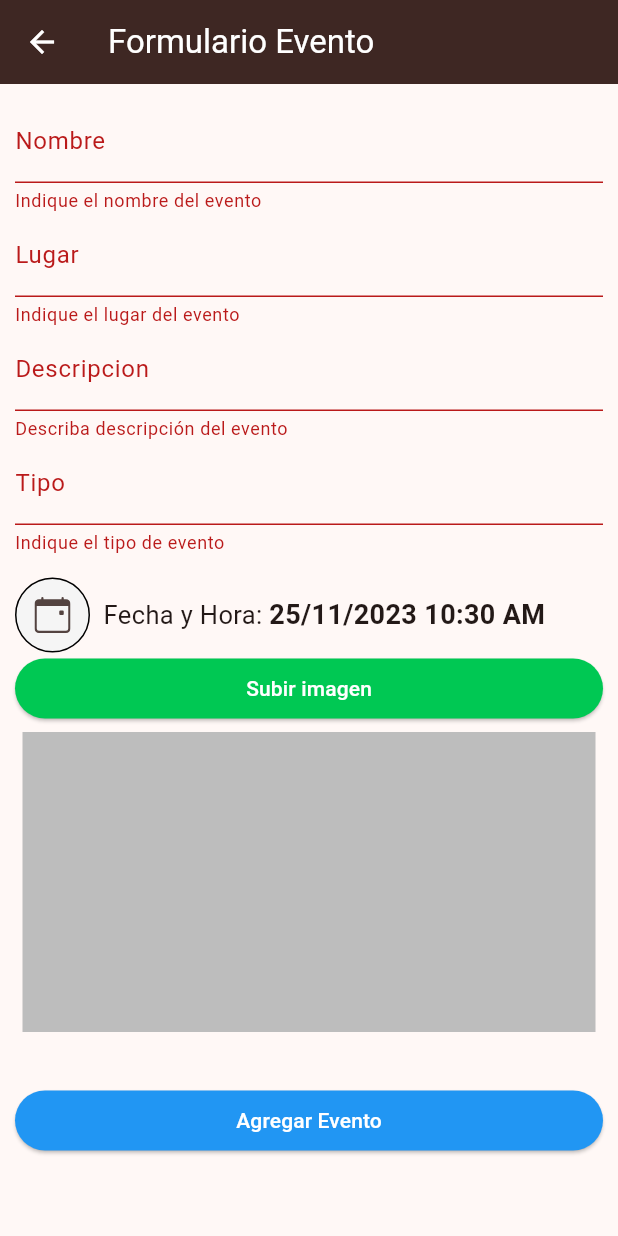
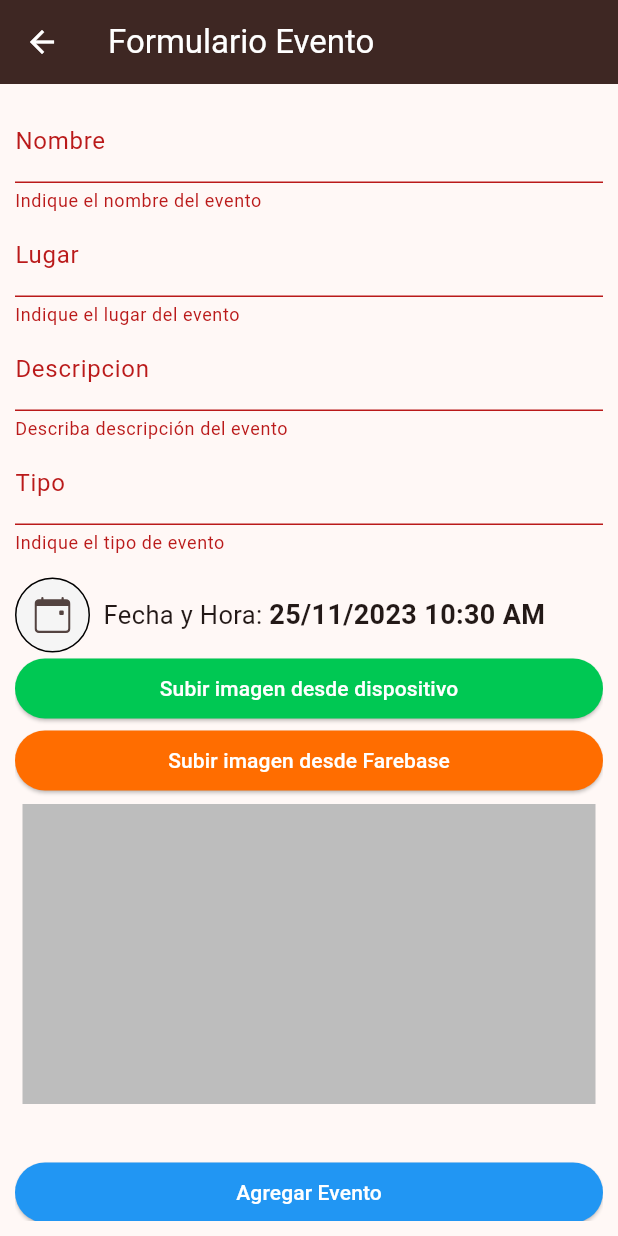
Before and after one commit to FabianRomanUSM/ProyectoEventoDAM301, a Flutter app: the EventoAgregarPage screen opened directly, after a tap on "Agregar Evento", on a phone screen of 412 x 824 dp. Run offline on Flutter 3.47's test engine with Material 3 defaults, Android fonts, the phone set to English and light mode, and no system bars; our stand-ins replace cloud_firestore, firebase_auth, firebase_core, firebase_storage, flutter_slidable, icons_plus and 3 more; missing offline and left inert: flutter_flip_card, just_bottom_sheet, omni_datetime_picker; accounts and stored records are empty.

Commit message:
eventos_agregar
- Falta terminar la imagen

```diff
--- a/lib/pages/eventos_agregar.dart
+++ b/lib/pages/eventos_agregar.dart
@@ -8,6 +8,7 @@ import 'package:intl/intl.dart';
 import 'package:material_design_icons_flutter/material_design_icons_flutter.dart';
 import 'package:omni_datetime_picker/omni_datetime_picker.dart';
 import 'package:proyecto_evento/services/select_image.dart';
+import 'package:proyecto_evento/services/upload_image.dart';
 
 class EventoAgregarPage extends StatefulWidget {
   EventoAgregarPage({Key? key}) : super(key: key);
@@ -22,11 +23,9 @@ class _EventoAgregarPageState extends State<EventoAgregarPage> {
   TextEditingController descripcionCtrl = TextEditingController();
   TextEditingController tipoCtrl = TextEditingController();
   TextEditingController likeCtrl = TextEditingController();
-  TextEditingController estadoCtrl = TextEditingController();
+  TextEditingController fotoCtrl = TextEditingController();
 
   final formKey = GlobalKey<FormState>();
-  DateTime fecha_actual = DateTime.now();
-  final formatoFecha = DateFormat('dd-MMM-yyyy');
 
   DateTime fechaYHoraEvento = DateTime.now();
   final formatoFechaYHora = DateFormat('dd/MM/yyyy hh:mm a');
@@ -109,22 +108,6 @@ class _EventoAgregarPageState extends State<EventoAgregarPage> {
                   return null;
                 },
               ),
-              // //ESTADO
-              // TextFormField(
-              //   controller: estadoCtrl,
-              //   decoration: InputDecoration(
-              //     label: Text('Estado'),
-              //   ),
-              //   validator: (estado) {
-              //     if (estado!.isEmpty) {
-              //       return 'Indique el estado del evento';
-              //     }
-              //     if (estado.length < 3) {
-              //       return 'El estado debe ser de al menos 3 letras';
-              //     }
-              //     return null;
-              //   },
-              // ),
               //FECHA Y HORA
               Container(
                 margin: EdgeInsets.only(top: 15),
@@ -208,9 +191,22 @@ class _EventoAgregarPageState extends State<EventoAgregarPage> {
                     imagen_a_cargar = File(imagen!.path);
                   });
                 },
-                child: Text ('Subir imagen', style: TextStyle(color: Colors.white))),
-
-
+                child: Text ('Subir imagen desde dispositivo', style: TextStyle(color: Colors.white))
+              ),
+              ElevatedButton(
+                style: ElevatedButton.styleFrom(backgroundColor: Colors.orangeAccent.shade700),
+                onPressed: () async{
+                  if (imagen_a_cargar == null) {
+                    return;
+                  }
+                  final uploaded = await uploadImage(imagen_a_cargar!);
+                  if (uploaded) {
+                    ScaffoldMessenger.of(context).showSnackBar(const SnackBar(content: Text('Imagen subida correctamente')));
+                  } else{
+                    ScaffoldMessenger.of(context).showSnackBar(const SnackBar(content: Text('Error al subir la imagen')));
+                  }
+                },
+                child: Text ('Subir imagen desde Farebase', style: TextStyle(color: Colors.white))),
               Column(
                 children: [
                   imagen_a_cargar != null ? Image.file(imagen_a_cargar!) :
@@ -222,6 +218,7 @@ class _EventoAgregarPageState extends State<EventoAgregarPage> {
                   ),
                 ],
               ),
+
               //BOTON
               Container(
                 margin: EdgeInsets.only(top: 30),
@@ -234,12 +231,12 @@ class _EventoAgregarPageState extends State<EventoAgregarPage> {
                     if (formKey.currentState!.validate()) {
                       FirestoreService().eventosAgregar(
                         nombreCtrl.text.trim(),
-                        fecha_actual,
+                        fechaYHoraEvento,
                         lugarCtrl.text.trim(),
                         descripcionCtrl.text.trim(),
                         tipoCtrl.text.trim(),
                         int.tryParse(likeCtrl.text.trim()) ?? 0,
-                        estadoCtrl.text.trim(),
+                        fotoCtrl.text.trim(),
                       );
                       Navigator.pop(context);
                     }
--- a/lib/services/firestore_service.dart
+++ b/lib/services/firestore_service.dart
@@ -6,17 +6,15 @@ class FirestoreService {
   }
 
   //insertar nuevo estudiante
-  Future<void> eventosAgregar(String nombre, DateTime fecha, /*DateTime hora,*/ String lugar, String descripcion, String tipo, int like, /*String foto,*/ String estado) async {
+  Future<void> eventosAgregar(String nombre, DateTime fecha, String lugar, String descripcion, String tipo, int like, String foto) async {
     return FirebaseFirestore.instance.collection('eventos').doc().set({
       'nombre': nombre,
       'fecha': fecha,
-      // 'hora': hora,
       'lugar': lugar,
       'descripcion': descripcion,
       'tipo': tipo,
       'like': like,
-      // 'foto': foto,
-      'estado':estado,
+      'foto': foto,
     });
   }
 
--- a/pubspec.yaml
+++ b/pubspec.yaml
@@ -52,6 +52,7 @@ dependencies:
     sdk: flutter
   omni_datetime_picker: ^1.0.9
   image_picker: ^1.0.4
+  firebase_storage: ^11.5.2
 
 
 dev_dependencies:
```
Also changed, not shown: lib/services/upload_image.dart (added, +17 -0 lines), assets/images/bingo.jpg (added), assets/images/completada.jpg (added), pubspec.lock, 3 other files.
